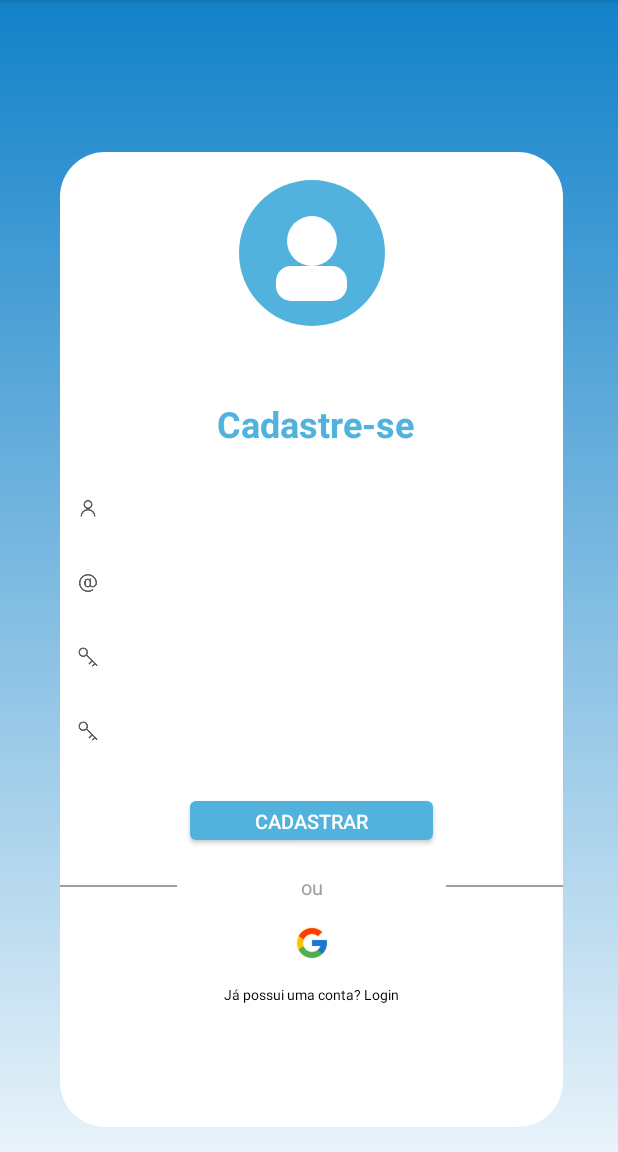
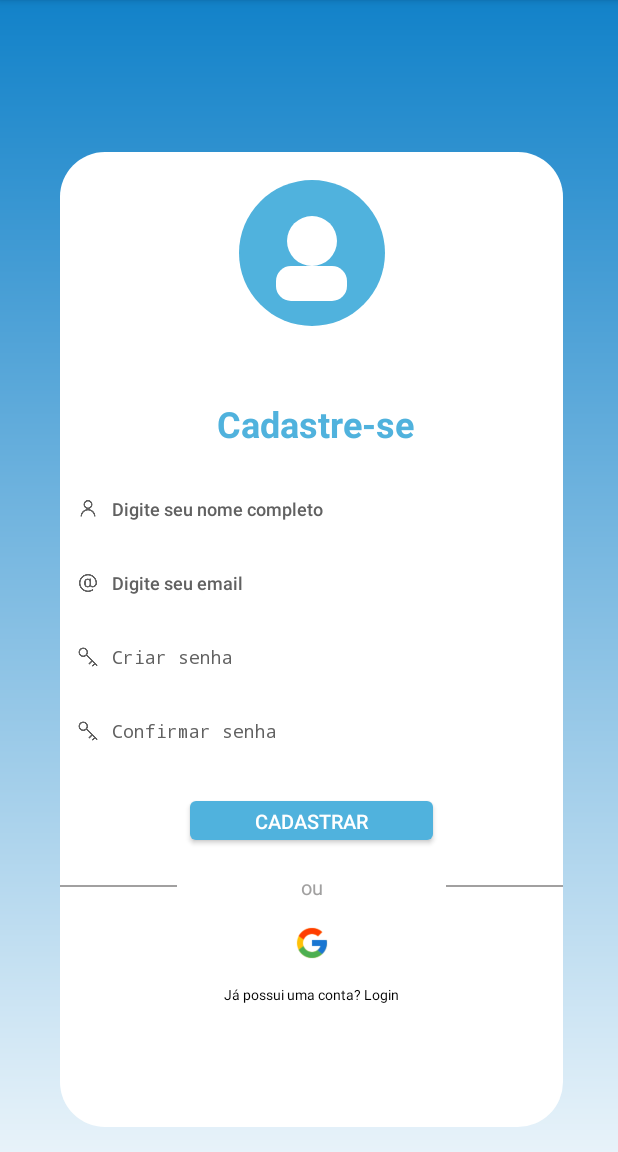
Before and after one commit to FranciscoPedro06/reviva-app, an Android app: the layout activity_cadastro.xml on its own in the app's theme, with its tools: preview values and no code run, on a phone screen of 412 x 824 dp, the part 84-1236 px from its top. Run offline under Robolectric (Android 15) with nearby library versions, the phone set to English and light mode, and no system bars.

Commit message:
Updating the texts colors in activity_cadastro

```diff
--- a/app/src/main/res/layout/activity_cadastro.xml
+++ b/app/src/main/res/layout/activity_cadastro.xml
@@ -87,6 +87,8 @@
         android:layout_height="33dp"
         android:layout_marginTop="24dp"
         android:background="@drawable/rounded_edittext"
+        android:textColorHint="#616161"
+        android:textColor="#000000"
         android:hint="Digite seu nome completo"
         android:textSize="12sp"
         app:layout_constraintEnd_toEndOf="@id/shadow_layer"
@@ -101,6 +103,8 @@
         android:background="@drawable/rounded_edittext"
         android:hint="Digite seu email"
         android:textSize="12sp"
+        android:textColorHint="#616161"
+        android:textColor="#000000"
         app:layout_constraintEnd_toEndOf="@id/shadow_layer"
         app:layout_constraintStart_toStartOf="@id/shadow_layer"
         app:layout_constraintTop_toBottomOf="@id/nome" />
@@ -114,6 +118,8 @@
         android:hint="Criar senha"
         android:inputType="textPassword"
         android:textSize="12sp"
+        android:textColorHint="#616161"
+        android:textColor="#000000"
         app:layout_constraintEnd_toEndOf="@id/shadow_layer"
         app:layout_constraintStart_toStartOf="@id/shadow_layer"
         app:layout_constraintTop_toBottomOf="@id/email" />
@@ -127,6 +133,8 @@
         android:hint="Confirmar senha"
         android:inputType="textPassword"
         android:textSize="12sp"
+        android:textColorHint="#616161"
+        android:textColor="#000000"
         app:layout_constraintEnd_toEndOf="@id/shadow_layer"
         app:layout_constraintStart_toStartOf="@id/shadow_layer"
         app:layout_constraintTop_toBottomOf="@id/senha" />
```
Also changed, not shown: app/src/main/java/com/reviva/app/activities/CadastroActivity.java (line endings or trailing spaces).
